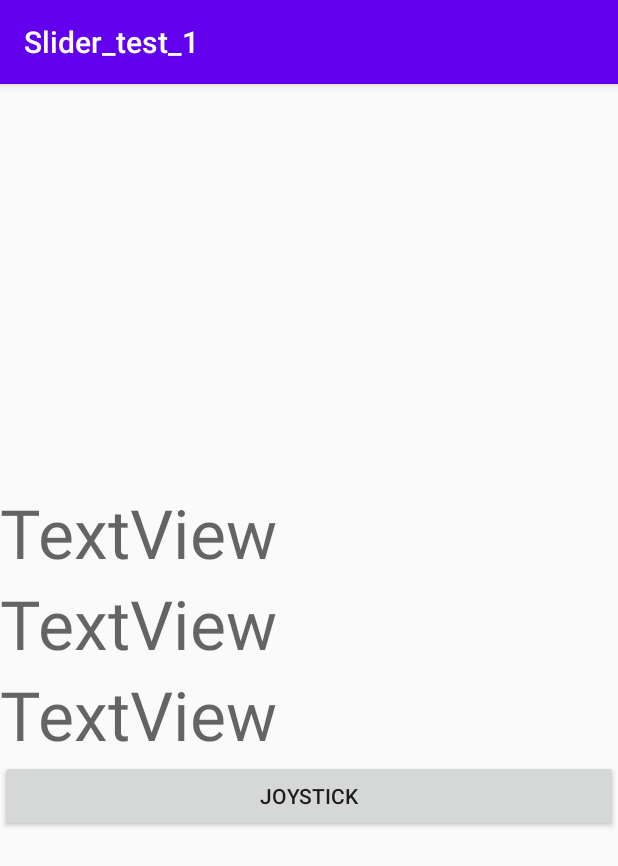
After one commit to mTorres95/Android-app, an Android app: the AccelerometerActivity screen opened directly, with no data from a screen before it, on a phone screen of 412 x 824 dp. The commit adds this screen. Shown: the top 866 px of the screen. Run offline under Robolectric (Android 15) with nearby library versions, the phone set to English and light mode, and no system bars.

Commit message:
added accelerometer

```diff
--- a/app/src/main/AndroidManifest.xml
+++ b/app/src/main/AndroidManifest.xml
@@ -13,7 +13,6 @@
         android:roundIcon="@mipmap/ic_launcher_round"
         android:supportsRtl="true"
         android:theme="@style/AppTheme">
-        <activity android:name=".AcceletometerActivity" />
         <activity android:name=".MainActivity">
             <intent-filter>
                 <action android:name="android.intent.action.MAIN" />
@@ -24,6 +23,7 @@
         <activity android:name=".JoystickActivity" />
         <activity android:name=".SMSActivity" />
         <activity android:name=".BluetoothActivity" />
+        <activity android:name=".AccelerometerActivity"></activity>
     </application>
 
 </manifest>
--- /dev/null
+++ b/app/src/main/java/com/example/slider_test_1/AccelerometerActivity.java
@@ -0,0 +1,58 @@
+package com.example.slider_test_1;
+
+import androidx.appcompat.app.AppCompatActivity;
+
+import android.content.Context;
+import android.content.Intent;
+import android.hardware.Sensor;
+import android.hardware.SensorEvent;
+import android.hardware.SensorEventListener;
+import android.hardware.SensorManager;
+import android.os.Bundle;
+import android.view.View;
+import android.widget.TextView;
+
+
+public class AccelerometerActivity extends AppCompatActivity  implements SensorEventListener {
+    private SensorManager sensorManager;
+    Sensor accelerometer;
+    TextView datax;
+    TextView datay;
+    TextView dataz;
+
+
+    @Override
+    protected void onCreate(Bundle savedInstanceState) {
+        super.onCreate(savedInstanceState);
+        setContentView(R.layout.accelerometer_layout);
+
+        datax = findViewById(R.id.textViewx);
+        datay = findViewById(R.id.textViewy);
+        dataz = findViewById(R.id.textViewz);
+        sensorManager = (SensorManager) getSystemService(Context.SENSOR_SERVICE);
+        accelerometer = sensorManager.getDefaultSensor(Sensor.TYPE_GRAVITY);
+        sensorManager.registerListener(this,accelerometer,SensorManager.SENSOR_DELAY_NORMAL);
+    }
+
+    @Override
+    public void onSensorChanged(SensorEvent event) {
+        //mGeneralView.setSensorValues(sensorEvent.values[0],sensorEvent.values[1],sensorEvent.values[2]);
+        CharSequence Roll  = String.valueOf(event.values[0]);
+        CharSequence Pitch  = String.valueOf(event.values[1]);
+        CharSequence Yaw  = String.valueOf(event.values[2]);
+        datax.setText("Roll: "+Roll);
+        datay.setText("Pitch: "+Pitch);
+        dataz.setText("Yaw: "+Yaw);
+
+        //Log.d(TAG, "onSensorChanged: X:"+ sensorEvent.values[0] + "Y:" + sensorEvent.values[1]+"Z:" + sensorEvent.values[2]);
+    }
+
+    @Override
+    public void onAccuracyChanged(Sensor sensor, int accuracy) {
+
+    }
+    public void changeToJoystick(View view){
+        Intent intent = new Intent(this, JoystickActivity.class);
+        startActivity(intent);
+    }
+}
--- a/app/src/main/java/com/example/slider_test_1/JoystickActivity.java
+++ b/app/src/main/java/com/example/slider_test_1/JoystickActivity.java
@@ -36,7 +36,7 @@ public class JoystickActivity extends AppCompatActivity implements JoystickView.
         Switch switch1= new Switch(this);
         final Button Button1 = new Button(this);
         Button1.setText("Accelerometer");
-        Button1.setId(1);
+        //Button1.setId(1);
         //configure relative layout
         RelativeLayout.LayoutParams s1= new RelativeLayout.LayoutParams(RelativeLayout.LayoutParams.WRAP_CONTENT,RelativeLayout.LayoutParams.WRAP_CONTENT);
         //define with and height of layout (relative)
@@ -68,8 +68,8 @@ public class JoystickActivity extends AppCompatActivity implements JoystickView.
     }
 
     public void changeToAcc(){
-        //Intent intent = new Intent(this, accelerometer.class);
-        //startActivity(intent);
+        Intent intent = new Intent(this, AccelerometerActivity.class);
+        startActivity(intent);
     }
 
 }
--- /dev/null
+++ b/app/src/main/res/layout/accelerometer_layout.xml
@@ -0,0 +1,40 @@
+<?xml version="1.0" encoding="utf-8"?>
+<LinearLayout xmlns:android="http://schemas.android.com/apk/res/android"
+    xmlns:app="http://schemas.android.com/apk/res-auto"
+    xmlns:tools="http://schemas.android.com/tools"
+    android:id="@+id/linearLayout"
+    android:layout_width="match_parent"
+    android:layout_height="match_parent"
+    android:gravity="left|center_vertical"
+    android:orientation="vertical"
+    tools:context="com.example.slider_test_1.accelerometer">
+
+    <TextView
+        android:id="@+id/textViewx"
+        android:layout_width="wrap_content"
+        android:layout_height="wrap_content"
+        android:text="TextView"
+        android:textAppearance="@style/TextAppearance.AppCompat.Display2" />
+
+    <TextView
+        android:id="@+id/textViewy"
+        android:layout_width="wrap_content"
+        android:layout_height="wrap_content"
+        android:text="TextView"
+        android:textAppearance="@style/TextAppearance.AppCompat.Display2" />
+
+    <TextView
+        android:id="@+id/textViewz"
+        android:layout_width="wrap_content"
+        android:layout_height="wrap_content"
+        android:text="TextView"
+        android:textAppearance="@style/TextAppearance.AppCompat.Display2" />
+
+    <Button
+        android:id="@+id/buttonJ"
+        android:layout_width="match_parent"
+        android:layout_height="wrap_content"
+        android:onClick="changeToJoystick"
+        android:text="Joystick" />
+
+</LinearLayout>
```
